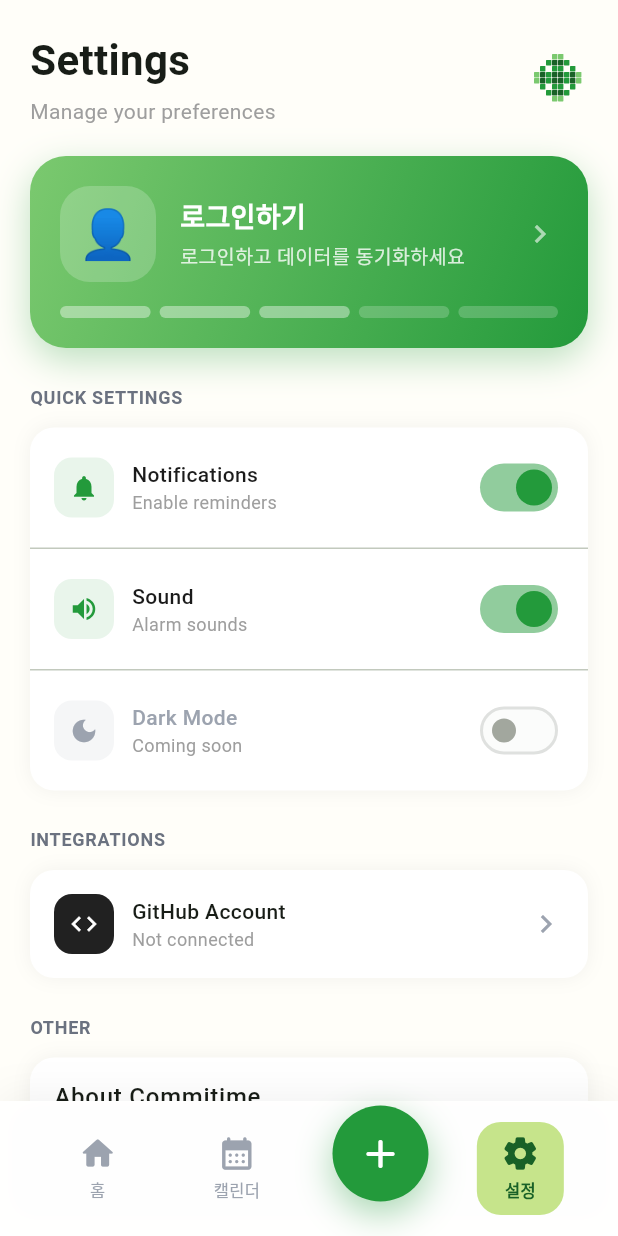
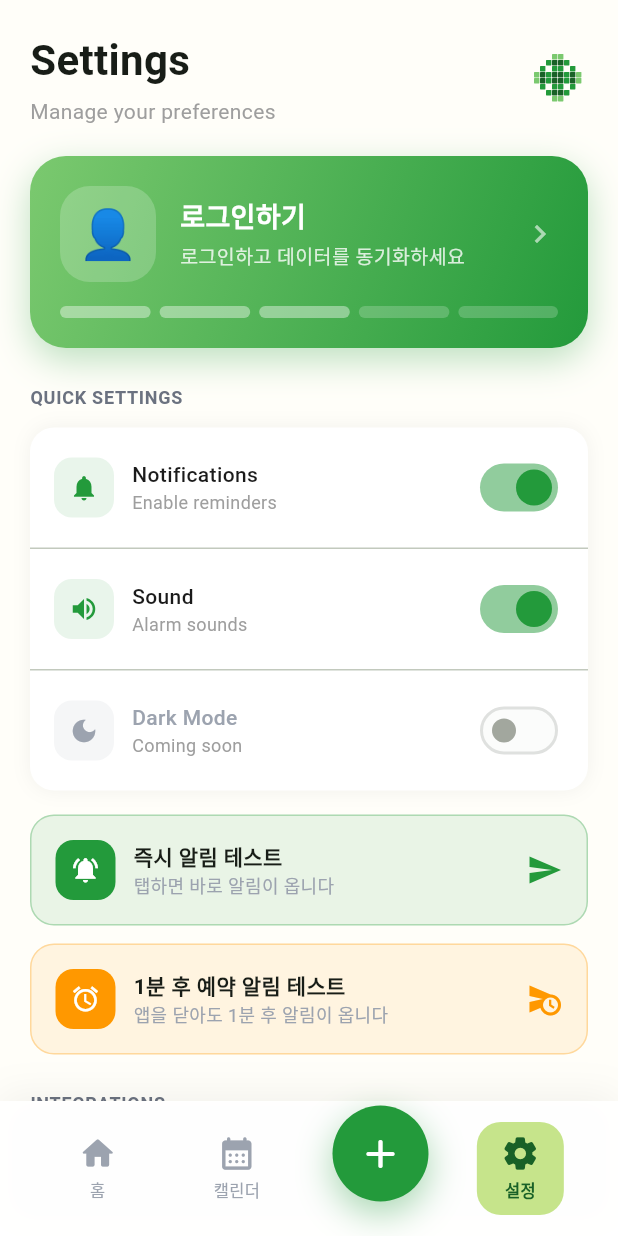
Before and after one commit to KOO-YS/commitime, a Flutter app: the screen it shows after launch, item 4 of the bottom bar chosen, on a phone screen of 412 x 824 dp. Run offline on Flutter 3.47's test engine with Material 3 defaults, Android fonts, the phone set to English and light mode, and no system bars; our stand-ins replace flutter_local_notifications, sqflite, timezone; accounts and stored records are empty; statements that could not run were skipped.

Commit message:
[feat] 실물기기 알람 동작 확인 #1

```diff
--- a/lib/screens/settings_screen.dart
+++ b/lib/screens/settings_screen.dart
@@ -223,8 +223,132 @@ class _SettingsScreenState extends State<SettingsScreen> {
             ],
           ),
         ),
+        const SizedBox(height: 16),
+        // 알림 테스트 버튼들
+        _buildNotificationTestSection(),
       ],
     );
+  }
+
+  Widget _buildNotificationTestSection() {
+    return Column(
+      children: [
+        // 즉시 알림 테스트
+        _buildTestButton(
+          icon: Icons.notifications_active,
+          title: '즉시 알림 테스트',
+          subtitle: '탭하면 바로 알림이 옵니다',
+          onTap: _testInstantNotification,
+        ),
+        const SizedBox(height: 12),
+        // 1분 후 예약 알림 테스트
+        _buildTestButton(
+          icon: Icons.alarm,
+          title: '1분 후 예약 알림 테스트',
+          subtitle: '앱을 닫아도 1분 후 알림이 옵니다',
+          onTap: _testScheduledNotification,
+          isScheduled: true,
+        ),
+      ],
+    );
+  }
+
+  Widget _buildTestButton({
+    required IconData icon,
+    required String title,
+    required String subtitle,
+    required VoidCallback onTap,
+    bool isScheduled = false,
+  }) {
+    return GestureDetector(
+      onTap: onTap,
+      child: Container(
+        padding: const EdgeInsets.all(16),
+        decoration: BoxDecoration(
+          color: isScheduled
+              ? Colors.orange.withOpacity(0.1)
+              : AppColors.primary.withOpacity(0.1),
+          borderRadius: BorderRadius.circular(16),
+          border: Border.all(
+            color: isScheduled
+                ? Colors.orange.withOpacity(0.3)
+                : AppColors.primary.withOpacity(0.3),
+          ),
+        ),
+        child: Row(
+          children: [
+            Container(
+              width: 40,
+              height: 40,
+              decoration: BoxDecoration(
+                color: isScheduled ? Colors.orange : AppColors.primary,
+                borderRadius: BorderRadius.circular(12),
+              ),
+              child: Icon(icon, color: Colors.white, size: 20),
+            ),
+            const SizedBox(width: 12),
+            Expanded(
+              child: Column(
+                crossAxisAlignment: CrossAxisAlignment.start,
+                children: [
+                  Text(
+                    title,
+                    style: const TextStyle(fontWeight: FontWeight.w600),
+                  ),
+                  Text(
+                    subtitle,
+                    style: const TextStyle(fontSize: 12, color: AppColors.textLight),
+                  ),
+                ],
+              ),
+            ),
+            Icon(
+              isScheduled ? Icons.schedule_send : Icons.send,
+              color: isScheduled ? Colors.orange : AppColors.primary,
+            ),
+          ],
+        ),
+      ),
+    );
+  }
+
+  Future<void> _testInstantNotification() async {
+    final notificationService = NotificationService();
+
+    await notificationService.showInstantNotification(
+      title: '🎯 Commitime 테스트',
+      body: '알림이 정상적으로 작동합니다! 목표를 향해 달려가세요!',
+    );
+
+    if (mounted) {
+      ScaffoldMessenger.of(context).showSnackBar(
+        const SnackBar(
+          content: Text('테스트 알림을 발송했습니다! 상단 알림창을 확인하세요.'),
+          backgroundColor: AppColors.primary,
+          duration: Duration(seconds: 3),
+        ),
+      );
+    }
+  }
+
+  Future<void> _testScheduledNotification() async {
+    final notificationService = NotificationService();
+
+    await notificationService.scheduleTestNotification(
+      minutesFromNow: 1,
+      title: '⏰ 예약 알림 테스트',
+      body: '이 알림은 1분 후에 예약되었습니다. 앱을 닫아도 알림이 옵니다!',
+    );
+
+    if (mounted) {
+      ScaffoldMessenger.of(context).showSnackBar(
+        const SnackBar(
+          content: Text('1분 후 알림이 예약되었습니다! 앱을 닫고 기다려보세요.'),
+          backgroundColor: Colors.orange,
+          duration: Duration(seconds: 5),
+        ),
+      );
+    }
   }
 
   Widget _buildSettingToggle({
```
Also changed, not shown: lib/screens/splash_screen.dart (+14 -6 lines), lib/services/notification_service.dart (+69 -17 lines).
